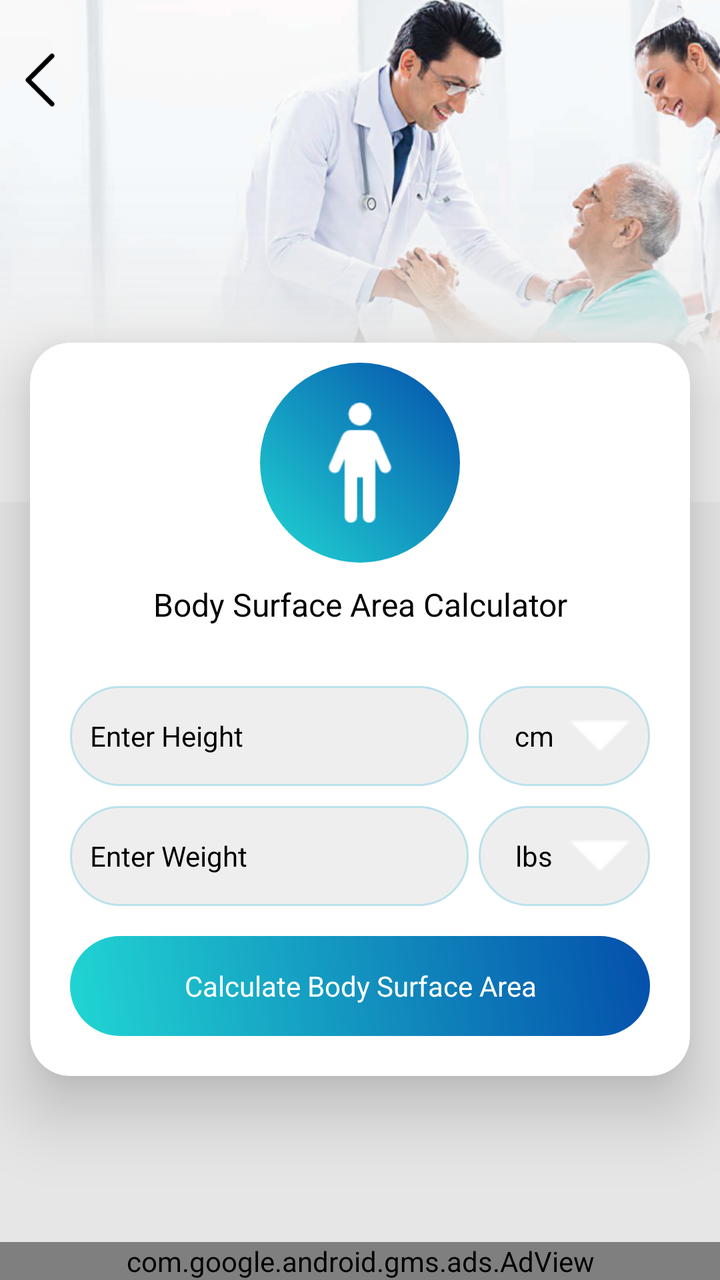
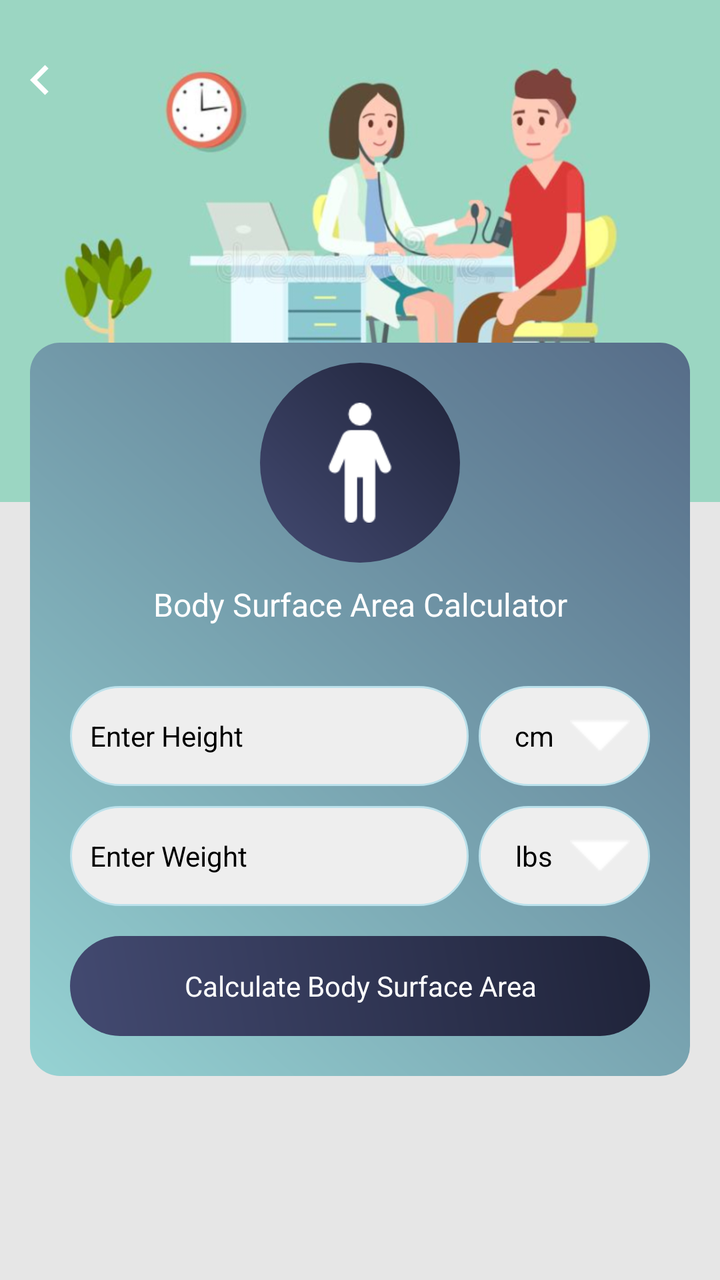

Two renders of the same Android screen: before a commit and after it. Below are the layout's source before the change and the commit's diff.
<!-- AndroidManifest.xml: application theme AppTheme -->
<!-- res/layout/body_surface_area.xml -->
<?xml version="1.0" encoding="utf-8"?>
<RelativeLayout xmlns:android="http://schemas.android.com/apk/res/android"
    xmlns:aapt="http://schemas.android.com/aapt"
    xmlns:app="http://schemas.android.com/apk/res-auto"
    android:layout_width="match_parent"
    android:layout_height="match_parent"
    android:background="@color/gray_color"
    android:orientation="vertical">

    <RelativeLayout
        android:id="@+id/banner"
        android:layout_width="match_parent"
        android:layout_height="wrap_content"
        android:background="@mipmap/calculator_banner_2">

    </RelativeLayout>
    <ImageView
        android:id="@+id/iv_back"
        android:layout_width="40dp"
        android:layout_height="40dp"
        android:layout_alignParentLeft="true"
        android:layout_alignParentTop="true"
        android:layout_marginTop="20dp"
        android:padding="5dp"
        android:src="@mipmap/left_arrow" />



    <androidx.cardview.widget.CardView
        android:id="@+id/cardviewone"
        android:layout_marginBottom="60dp"
        android:layout_width="match_parent"
        android:layout_height="wrap_content"
        android:layout_marginLeft="@dimen/text_15"
        android:layout_below="@+id/banner"
        android:layout_marginTop="-80dp"
        android:layout_marginRight="@dimen/text_15"
        android:orientation="horizontal"
        app:cardCornerRadius="20dp"
        app:cardElevation="20dip">



    
        

    <ScrollView
        android:layout_width="match_parent"
        android:layout_height="wrap_content"
        android:layout_above="@+id/ad_layout"
        android:layout_below="@+id/tv_body_surface">

        <LinearLayout
            android:layout_width="match_parent"
            android:layout_height="wrap_content"
            android:orientation="vertical">

            <RelativeLayout
                android:layout_width="match_parent"
                android:layout_above="@+id/cardviewone"
                android:layout_marginTop="10dp"
                android:layout_height="wrap_content">
                <RelativeLayout
                    android:id="@+id/iv_body_surface"
                    android:layout_width="100dp"
                    android:layout_centerInParent="true"
                    android:background="@drawable/a3_grad"
                    android:layout_height="100dp">

                    <ImageView
                        android:id="@+id/iv_bmr"
                        android:layout_width="60dp"
                        android:layout_height="60dp"
                        android:layout_centerHorizontal="true"
                        android:layout_centerInParent="true"
                        android:src="@drawable/img_body_surface_area" />
                </RelativeLayout>
            </RelativeLayout>


            <TextView
                android:id="@+id/tv_body_surface"
                android:layout_width="match_parent"
                android:layout_height="wrap_content"
                android:layout_below="@+id/rel12"
                android:textAlignment="center"
                android:layout_centerHorizontal="true"
                android:layout_margin="10dp"
                android:text="@string/body_surface_Area"
                android:textColor="@color/black"
                android:textSize="@dimen/textsize_16" />


            <LinearLayout
                android:id="@+id/ll_bmr"
                android:layout_width="match_parent"
                android:layout_height="wrap_content"
                android:layout_centerInParent="true"
                android:layout_margin="20dp"
                android:orientation="vertical">

                <LinearLayout
                    android:layout_width="match_parent"
                    android:layout_height="wrap_content"
                    android:layout_centerInParent="true"
                    android:orientation="horizontal"
                    android:weightSum="10">

                    <EditText
                        android:id="@+id/et_height"
                        android:layout_width="0dp"
                        android:layout_height="50dp"
                        android:layout_weight="7"
                        android:background="@drawable/corner2"
                        android:hint="@string/Enter_Height"
                        android:imeOptions="actionPrevious"
                        android:inputType="numberDecimal"
                        android:paddingLeft="10dp"
                        android:textColor="@color/black"
                        android:textColorHint="@color/black"
                        android:textSize="@dimen/textsize_14" />

                    <TextView
                        android:id="@+id/tv_heightunit"
                        android:layout_width="0dp"
                        android:layout_height="match_parent"
                        android:layout_marginLeft="5dp"
                        android:layout_weight="3"
                        android:background="@drawable/corner2"
                        android:drawableRight="@drawable/down_arrow"
                        android:gravity="center"
                        android:padding="10dp"
                        android:text="@string/cm"
                        android:textColor="@color/black"
                        android:textColorHint="@color/black"
                        android:textSize="@dimen/textsize_14" />
                </LinearLayout>

                <LinearLayout
                    android:layout_width="match_parent"
                    android:layout_height="wrap_content"
                    android:layout_centerInParent="true"
                    android:layout_marginTop="10dp"
                    android:orientation="horizontal"
                    android:weightSum="10">

                    <EditText
                        android:id="@+id/et_weight"
                        android:layout_width="0dp"
                        android:layout_height="50dp"
                        android:layout_weight="7"
                        android:background="@drawable/corner2"
                        android:hint="@string/Enter_Weight"
                        android:imeOptions="actionPrevious"
                        android:inputType="numberDecimal"
                        android:paddingLeft="10dp"
                        android:textColor="@color/black"
                        android:textColorHint="@color/black"
                        android:textSize="@dimen/textsize_14" />

                    <TextView
                        android:id="@+id/tv_weightunit"
                        android:layout_width="0dp"
                        android:layout_height="match_parent"
                        android:layout_marginLeft="5dp"
                        android:layout_weight="3"
                        android:background="@drawable/corner2"
                        android:drawableRight="@drawable/down_arrow"
                        android:gravity="center"
                        android:padding="10dp"
                        android:text="@string/lbs"
                        android:textColor="@color/black"
                        android:textColorHint="@color/black"
                        android:textSize="@dimen/textsize_14" />
                </LinearLayout>

                <TextView
                    android:id="@+id/tv_search_bsa"
                    android:layout_width="match_parent"
                    android:layout_height="50dp"
                    android:layout_marginTop="15dp"
                    android:background="@drawable/a3_grad"
                    android:gravity="center"
                    android:text="@string/calculate_body_surface_Area"
                    android:textColor="@color/white"
                    android:textColorHint="@color/white"
                    android:textSize="@dimen/textsize_14" />
            </LinearLayout>
        </LinearLayout>
    </ScrollView>
    
    </androidx.cardview.widget.CardView>

    <include
        android:id="@+id/ad_layout"
        layout="@layout/native_ad"
        android:layout_width="match_parent"
        android:layout_height="wrap_content"
        android:layout_alignParentLeft="true"
        android:layout_alignParentBottom="true"
        android:layout_gravity="center" />
</RelativeLayout>
<!-- res/layout/native_ad.xml (included above) -->
<?xml version="1.0" encoding="utf-8"?>
<LinearLayout xmlns:android="http://schemas.android.com/apk/res/android"
    xmlns:aapt="http://schemas.android.com/aapt"
    xmlns:app="http://schemas.android.com/apk/res-auto"
    android:layout_width="match_parent"
    android:layout_height="wrap_content"
    android:orientation="vertical">

    <com.google.android.gms.ads.AdView
        android:id="@+id/adView"
        android:layout_width="match_parent"
        android:layout_height="wrap_content"
        android:layout_above="@+id/ll_footer_menu"
        app:adSize="BANNER"
        app:adUnitId="@string/banner_ad" />
</LinearLayout>
<!-- resources referenced by this layout -->
<resources>
  <color name="black">#000000</color>
  <color name="gray_color">#E6E6E6</color>
  <color name="white">#ffffff</color>
  <dimen name="text_15">15sp</dimen>
  <dimen name="textsize_14">14sp</dimen>
  <dimen name="textsize_16">16sp</dimen>
  <!-- drawable a3_grad (drawable) -->
  <?xml version="1.0" encoding="utf-8"?>
  <shape xmlns:android="http://schemas.android.com/apk/res/android">
      <gradient
          android:angle="225"
          android:endColor="#21d6d3"
          android:startColor="#044fab" />
  
      <corners android:radius="200dp"/>
      
  </shape>
  <!-- drawable corner2 (drawable) -->
  <?xml version="1.0" encoding="utf-8"?>
  <shape xmlns:android="http://schemas.android.com/apk/res/android"
      android:shape="rectangle">
  
  
      <stroke
          android:width="1dp"
          android:color="#BBE1EB"/>
  
      <corners android:radius="200dp"/>
  
      <solid
          android:color="#EEEEEE"/>
  
  </shape>
  <!-- drawable down_arrow: png bitmap (drawable, 153 bytes) -->
  <!-- drawable img_body_surface_area: png bitmap (drawable, 948 bytes) -->
  <!-- mipmap calculator_banner_2: png bitmap (mipmap-xhdpi, 230774 bytes) -->
  <!-- mipmap left_arrow: png bitmap (mipmap-xhdpi, 499 bytes) -->
  <string name="Enter_Height">Enter Height</string>
  <string name="Enter_Weight">Enter Weight</string>
  <string name="banner_ad">ca-app-pub-3940256099942544/6300978111</string>
  <string name="body_surface_Area">Body Surface Area Calculator</string>
  <string name="calculate_body_surface_Area">Calculate Body Surface Area</string>
  <string name="cm">cm</string>
  <string name="lbs">lbs</string>
  <style name="AppTheme" parent="Theme.AppCompat.Light.DarkActionBar">
          
          <item name="colorPrimary">@color/colorPrimary</item>
          <item name="colorPrimaryDark">@color/colorPrimaryDark</item>
          <item name="colorAccent">@color/colorAccent</item>
      </style>
  <color name="colorPrimary">#36D1DC</color>
  <color name="colorPrimaryDark">#044fab</color>
  <color name="colorAccent">#03DAC5</color>
</resources>

<!-- the commit's change to res/layout/body_surface_area.xml (unified diff, before → after) -->
@@ -22,11 +22,11 @@
         android:layout_alignParentTop="true"
         android:layout_marginTop="20dp"
         android:padding="5dp"
-        android:src="@mipmap/left_arrow" />
-
-
-
-    <androidx.cardview.widget.CardView
+        android:src="@drawable/ic_chevron_left_white_24dp" />
+
+
+
+    <LinearLayout
         android:id="@+id/cardviewone"
         android:layout_marginBottom="60dp"
         android:layout_width="match_parent"
@@ -36,7 +36,7 @@
         android:layout_marginTop="-80dp"
         android:layout_marginRight="@dimen/text_15"
         android:orientation="horizontal"
-        app:cardCornerRadius="20dp"
+        android:background="@drawable/a2_grad_black"
         app:cardElevation="20dip">
 
 
@@ -47,7 +47,7 @@
     <ScrollView
         android:layout_width="match_parent"
         android:layout_height="wrap_content"
-        android:layout_above="@+id/ad_layout"
+        android:layout_above="@+id/normal_ad_include"
         android:layout_below="@+id/tv_body_surface">
 
         <LinearLayout
@@ -87,7 +87,7 @@
                 android:layout_centerHorizontal="true"
                 android:layout_margin="10dp"
                 android:text="@string/body_surface_Area"
-                android:textColor="@color/black"
+                android:textColor="@color/white"
                 android:textSize="@dimen/textsize_16" />
 
 
@@ -189,31 +189,12 @@
         </LinearLayout>
     </ScrollView>
     
-    </androidx.cardview.widget.CardView>
-
-    <include
-        android:id="@+id/ad_layout"
-        layout="@layout/native_ad"
-        android:layout_width="match_parent"
-        android:layout_height="wrap_content"
-        android:layout_alignParentLeft="true"
-        android:layout_alignParentBottom="true"
-        android:layout_gravity="center" />
+    </LinearLayout>
+
+    <LinearLayout
+        android:id="@+id/normal_ad_include"
+        android:layout_width="match_parent"
+        android:layout_height="wrap_content"
+        android:orientation="vertical"
+        android:layout_alignParentBottom="true"/>
 </RelativeLayout>
-<!-- res/layout/native_ad.xml (included above) -->
-<?xml version="1.0" encoding="utf-8"?>
-<LinearLayout xmlns:android="http://schemas.android.com/apk/res/android"
-    xmlns:aapt="http://schemas.android.com/aapt"
-    xmlns:app="http://schemas.android.com/apk/res-auto"
-    android:layout_width="match_parent"
-    android:layout_height="wrap_content"
-    android:orientation="vertical">
-
-    <com.google.android.gms.ads.AdView
-        android:id="@+id/adView"
-        android:layout_width="match_parent"
-        android:layout_height="wrap_content"
-        android:layout_above="@+id/ll_footer_menu"
-        app:adSize="BANNER"
-        app:adUnitId="@string/banner_ad" />
-</LinearLayout>
<!-- resource entries referenced after the edit -->
@@ -6,16 +6,27 @@
   <dimen name="text_15">15sp</dimen>
   <dimen name="textsize_14">14sp</dimen>
   <dimen name="textsize_16">16sp</dimen>
-  <!-- drawable a3_grad (drawable) -->
+  <!-- drawable a2_grad_black (drawable) -->
   <?xml version="1.0" encoding="utf-8"?>
   <shape xmlns:android="http://schemas.android.com/apk/res/android">
       <gradient
           android:angle="225"
-          android:endColor="#21d6d3"
-          android:startColor="#044fab" />
+          android:endColor="#96D3D3"
+          android:startColor="#566C88" />
   
-      <corners android:radius="200dp"/>
-      
+      <corners android:radius="15dp"/>
+  
+  </shape>
+  <!-- drawable a3_grad (drawable) -->
+  <?xml version="1.0" encoding="utf-8"?>
+  <shape xmlns:android="http://schemas.android.com/apk/res/android">
+  <gradient
+      android:angle="225"
+      android:endColor="#434A71"
+      android:startColor="#1F2339" />
+  
+  <corners android:radius="200dp"/>
+  
   </shape>
   <!-- drawable corner2 (drawable) -->
   <?xml version="1.0" encoding="utf-8"?>
@@ -34,12 +45,16 @@
   
   </shape>
   <!-- drawable down_arrow: png bitmap (drawable, 153 bytes) -->
+  <!-- drawable ic_chevron_left_white_24dp (drawable) -->
+  <vector android:height="24dp" android:tint="#FFFFFF"
+      android:viewportHeight="24" android:viewportWidth="24"
+      android:width="24dp" xmlns:android="http://schemas.android.com/apk/res/android">
+      <path android:fillColor="@android:color/white" android:pathData="M15.41,7.41L14,6l-6,6 6,6 1.41,-1.41L10.83,12z"/>
+  </vector>
   <!-- drawable img_body_surface_area: png bitmap (drawable, 948 bytes) -->
-  <!-- mipmap calculator_banner_2: png bitmap (mipmap-xhdpi, 230774 bytes) -->
-  <!-- mipmap left_arrow: png bitmap (mipmap-xhdpi, 499 bytes) -->
+  <!-- mipmap calculator_banner_2: png bitmap (mipmap-xhdpi, 192739 bytes) -->
   <string name="Enter_Height">Enter Height</string>
   <string name="Enter_Weight">Enter Weight</string>
-  <string name="banner_ad">ca-app-pub-3940256099942544/6300978111</string>
   <string name="body_surface_Area">Body Surface Area Calculator</string>
   <string name="calculate_body_surface_Area">Calculate Body Surface Area</string>
   <string name="cm">cm</string>
@@ -50,8 +65,8 @@
           <item name="colorPrimaryDark">@color/colorPrimaryDark</item>
           <item name="colorAccent">@color/colorAccent</item>
       </style>
-  <color name="colorPrimary">#36D1DC</color>
-  <color name="colorPrimaryDark">#044fab</color>
-  <color name="colorAccent">#03DAC5</color>
+  <color name="colorPrimary">#434A71</color>
+  <color name="colorPrimaryDark">#1F2339</color>
+  <color name="colorAccent">#1F2339</color>
 </resources>
 
